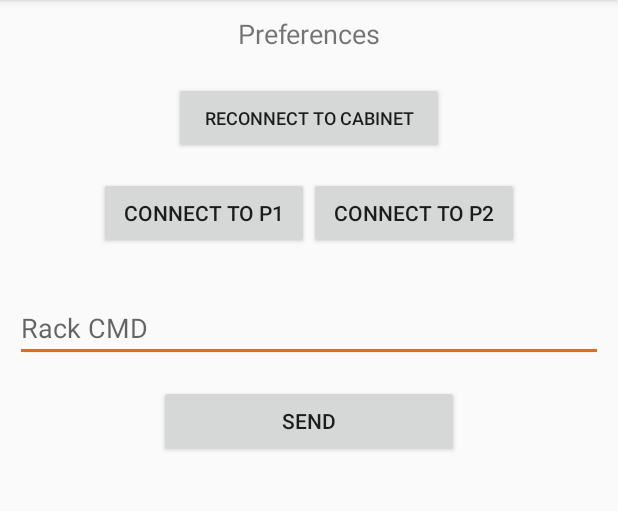
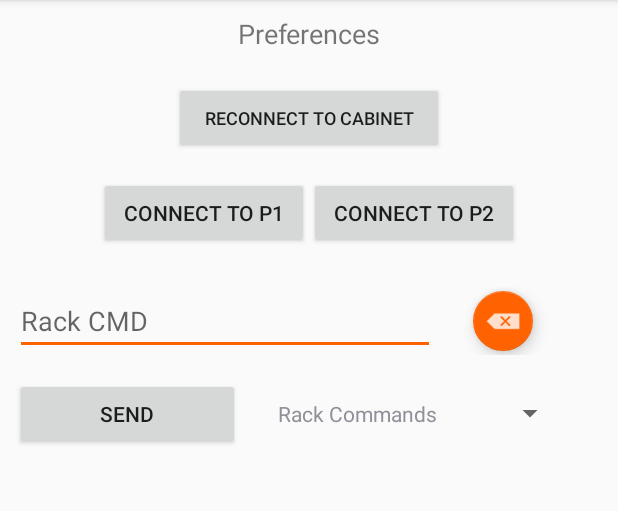
Before and after one commit to tratteo/HomeApp, an Android app: the screen it shows after launch (MainActivity), on a phone screen of 412 x 824 dp, the part 84-595 px from its top. Run offline under Robolectric (Android 15) with nearby library versions, the phone set to English and light mode, and no system bars; libraries missing offline, so code that uses them is left out: xdroid.toaster.

Commit message:
Commit 2

```diff
--- a/app/src/main/java/com/example/matteo/homeapp/DefaultFragment.java
+++ b/app/src/main/java/com/example/matteo/homeapp/DefaultFragment.java
@@ -1,18 +1,28 @@
 package com.example.matteo.homeapp;
 
+import android.graphics.Color;
 import android.os.Bundle;
 import android.support.annotation.NonNull;
 import android.support.annotation.Nullable;
+import android.support.design.widget.FloatingActionButton;
 import android.support.v4.app.Fragment;
 import android.view.LayoutInflater;
 import android.view.*;
 import android.widget.*;
 
+import java.util.ArrayList;
+import java.util.Arrays;
+import java.util.List;
+
+import xdroid.toaster.Toaster;
+
 
 public class DefaultFragment extends Fragment
 {
+    FloatingActionButton deleteCommandLineButton;
     Button reconnectButton, connectToP1, connectToP2, sendDataToRackButton;
     EditText rackCommandLine;
+    Spinner rackCommandsSpinner;
 
     @Nullable
     @Override
@@ -25,11 +35,71 @@ public class DefaultFragment extends Fragment
     {
         super.onViewCreated(view, savedInstanceState);
 
+        deleteCommandLineButton = getView().findViewById(R.id.deleteCommandLineButton);
+        rackCommandsSpinner = getView().findViewById(R.id.rackCommands);
         reconnectButton = getView().findViewById(R.id.reconnectButton);
         connectToP1 = getView().findViewById(R.id.connectToP1);
         connectToP2 = getView().findViewById(R.id.connectToP2);
         sendDataToRackButton = getView().findViewById(R.id.sendDataToRack);
         rackCommandLine = getView().findViewById(R.id.rackCommandLine);
+
+        String[] commands = new String[]
+        {
+            "Rack Commands",
+            "Dolomites Flythrough"
+        };
+        final List<String> rackCommands = new ArrayList<>(Arrays.asList(commands));
+        final ArrayAdapter<String> rackCommandsSpinnerAdapter = new ArrayAdapter<String>(MainActivity.context, R.layout.rack_commands_spinner, rackCommands)
+        {
+            @Override
+            public boolean isEnabled(int position)
+            {
+                if(position == 0)
+                    return false;
+                else
+                    return true;
+            }
+            @Override
+            public View getDropDownView(int position, View convertView, ViewGroup parent)
+            {
+                View view = super.getDropDownView(position, convertView, parent);
+                TextView tv = (TextView) view;
+                if(position == 0)
+                    tv.setTextColor(Color.GRAY);
+                else
+                    tv.setTextColor(Color.BLACK);
+
+                return view;
+            }
+        };
+        rackCommandsSpinnerAdapter.setDropDownViewResource(R.layout.rack_commands_spinner);
+        rackCommandsSpinner.setAdapter(rackCommandsSpinnerAdapter);
+
+        rackCommandsSpinner.setOnItemSelectedListener(new AdapterView.OnItemSelectedListener()
+        {
+            @Override
+            public void onItemSelected(AdapterView<?> parent, View view, int position, long id)
+            {
+                switch (position)
+                {
+                    case 1:
+                        rackCommandLine.setText("https://www.youtube.com/tv#/watch?v=MGe_Jw6as6U");
+                        break;
+                }
+                rackCommandsSpinner.setSelection(0);
+            }
+            @Override
+            public void onNothingSelected(AdapterView<?> parent) { }
+        });
+
+        deleteCommandLineButton.setOnClickListener(new View.OnClickListener()
+        {
+            @Override
+            public void onClick(View v)
+            {
+                rackCommandLine.setText("");
+            }
+        });
 
         sendDataToRackButton.setOnClickListener(new View.OnClickListener()
         {
@@ -68,6 +138,5 @@ public class DefaultFragment extends Fragment
                     new MainActivity.SendDataToServerAsync().execute("p2-connect");
             }
         });
-
     }
 }
--- a/app/src/main/res/layout/default_fragment_layout.xml
+++ b/app/src/main/res/layout/default_fragment_layout.xml
@@ -3,6 +3,7 @@
     xmlns:tools="http://schemas.android.com/tools"
     android:layout_width="match_parent"
     android:layout_height="match_parent"
+    xmlns:app="http://schemas.android.com/apk/res-auto"
     tools:layout_editor_absoluteY="81dp">
 
     <LinearLayout
@@ -48,24 +49,57 @@
                 android:text="Connect to P2" />
         </LinearLayout>
 
+        <LinearLayout
+            android:layout_width="match_parent"
+            android:layout_height="wrap_content"
+            android:layout_marginTop="25dp"
+            android:orientation="horizontal">
+
             <EditText
                 android:id="@+id/rackCommandLine"
-            android:layout_width="match_parent"
+                android:layout_width="280dp"
                 android:layout_height="wrap_content"
                 android:layout_gravity="center_horizontal"
                 android:layout_marginLeft="10dp"
-            android:layout_marginTop="30dp"
                 android:layout_marginRight="10dp"
                 android:ems="10"
                 android:hint="Rack CMD"
                 android:inputType="textPersonName" />
 
+            <android.support.design.widget.FloatingActionButton
+                android:id="@+id/deleteCommandLineButton"
+                android:layout_width="40dp"
+                android:layout_height="40dp"
+                android:layout_gravity="center_vertical"
+                android:layout_marginLeft="15dp"
+                android:clickable="true"
+                android:scaleType="center"
+                app:fabSize="mini"
+                app:srcCompat="@android:drawable/ic_input_delete" />
+        </LinearLayout>
+
+        <LinearLayout
+            android:layout_width="match_parent"
+            android:layout_height="wrap_content"
+            android:layout_marginTop="15dp"
+            android:orientation="horizontal">
+
             <Button
                 android:id="@+id/sendDataToRack"
-            android:layout_width="200dp"
+                android:layout_width="150dp"
                 android:layout_height="wrap_content"
-            android:layout_gravity="center_horizontal"
-            android:layout_marginTop="15dp"
+                android:layout_gravity="left|center_vertical"
+                android:layout_marginLeft="10dp"
                 android:text="Send" />
+
+            <Spinner
+                android:id="@+id/rackCommands"
+                android:layout_width="wrap_content"
+                android:layout_height="wrap_content"
+                android:layout_gravity="center_vertical"
+                android:layout_marginLeft="15dp"></Spinner>
+
+
+        </LinearLayout>
     </LinearLayout>
 </RelativeLayout>
--- a/app/src/main/res/layout/fragmentpi2_layout.xml
+++ b/app/src/main/res/layout/fragmentpi2_layout.xml
@@ -25,8 +25,7 @@
             android:layout_width="match_parent"
             android:layout_height="match_parent"
             android:gravity="center_horizontal"
-            android:orientation="horizontal"
-            android:paddingTop="15dp">
+            android:orientation="horizontal">
 
             <EditText
                 android:id="@+id/commandLine"
@@ -34,7 +33,7 @@
                 android:layout_height="wrap_content"
                 android:layout_alignParentTop="true"
                 android:layout_centerHorizontal="true"
-                android:layout_marginTop="30dp"
+                android:layout_marginTop="20dp"
                 android:ems="10"
                 android:hint="Command Line"
                 android:inputType="text" />
@@ -44,6 +43,7 @@
                 android:layout_width="40dp"
                 android:layout_height="40dp"
                 android:layout_gravity="center_vertical"
+                android:layout_marginLeft="15dp"
                 android:clickable="true"
                 android:scaleType="center"
                 app:fabSize="mini"
@@ -69,7 +69,7 @@
         <TimePicker
             android:id="@+id/timePicker"
             android:layout_width="match_parent"
-            android:layout_height="wrap_content"
+            android:layout_height="140dp"
             android:layout_alignParentStart="true"
             android:timePickerMode="spinner" />
 
--- /dev/null
+++ b/app/src/main/res/layout/rack_commands_spinner.xml
@@ -0,0 +1,8 @@
+<?xml version="1.0" encoding="utf-8"?>
+
+<TextView
+    xmlns:android="http://schemas.android.com/apk/res/android"
+    android:layout_width="match_parent"
+    android:layout_height="wrap_content"
+    android:padding="10dp">
+</TextView>
--- a/app/src/main/res/values/strings.xml
+++ b/app/src/main/res/values/strings.xml
@@ -6,4 +6,5 @@
     <string name="nav_header_subtitle">android.studio@android.com</string>
     <string name="nav_header_desc">Navigation header</string>
     <string name="action_settings">Settings</string>
+
 </resources>
```
Lines whose indentation alone changed are shown as unchanged.
